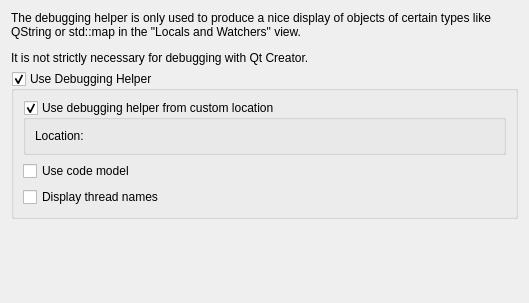
qt-creator/qt-creator, file src/plugins/debugger/dumperoptionpage.ui: the form before one commit.
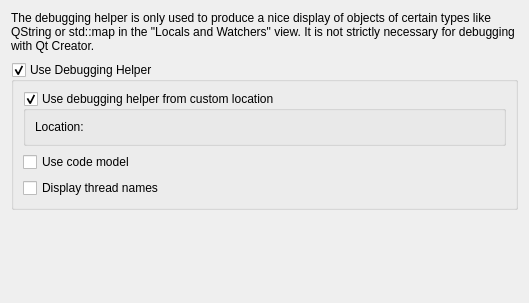
The form after the commit. Custom widgets are drawn as their Qt base class.

```diff
--- a/src/plugins/debugger/dumperoptionpage.ui
+++ b/src/plugins/debugger/dumperoptionpage.ui
@@ -15,8 +15,7 @@
     <widget class="QLabel" name="label">
      <property name="text">
       <string>&lt;html&gt;&lt;head/&gt;&lt;body&gt;
-&lt;p&gt;The debugging helper is only used to produce a nice display of objects of certain types like QString or std::map in the &amp;quot;Locals and Watchers&amp;quot; view.&lt;/p&gt;
-&lt;p&gt; It is not strictly necessary for debugging with Qt Creator. &lt;/p&gt;&lt;/body&gt;&lt;/html&gt;</string>
+&lt;p&gt;The debugging helper is only used to produce a nice display of objects of certain types like QString or std::map in the &amp;quot;Locals and Watchers&amp;quot; view. It is not strictly necessary for debugging with Qt Creator. &lt;/p&gt;&lt;/body&gt;&lt;/html&gt;</string>
      </property>
      <property name="textFormat">
       <enum>Qt::AutoText</enum>
@@ -26,6 +25,22 @@
      </property>
     </widget>
    </item>
+   <item>
+    <spacer name="verticalSpacer_2">
+     <property name="orientation">
+      <enum>Qt::Vertical</enum>
+     </property>
+     <property name="sizeType">
+      <enum>QSizePolicy::Fixed</enum>
+     </property>
+     <property name="sizeHint" stdset="0">
+      <size>
+       <width>20</width>
+       <height>3</height>
+      </size>
+     </property>
+    </spacer>
+   </item>
    <item>
     <widget class="QGroupBox" name="debuggingHelperGroupBox">
      <property name="title">
```
